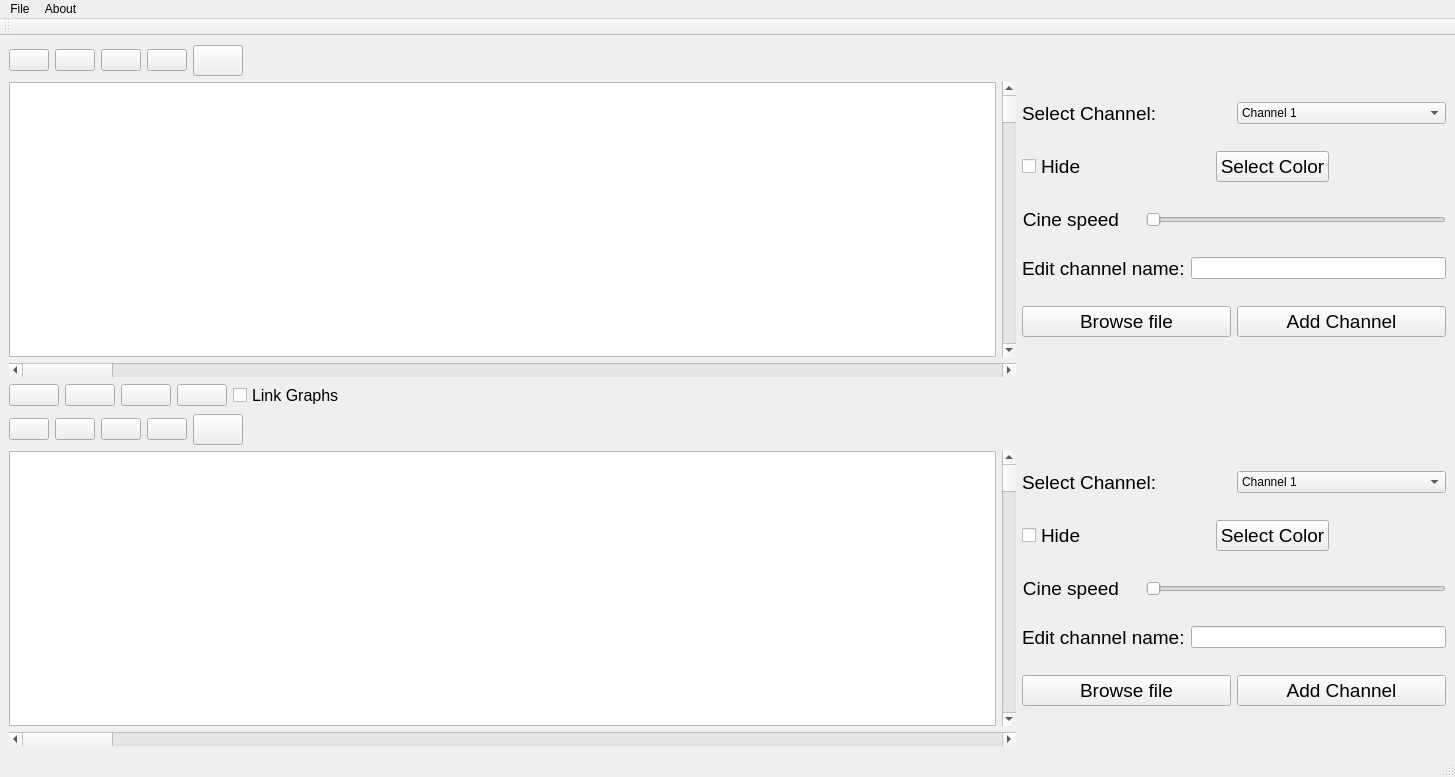
Old version of the form beta.ui in the repository Youssef-Ashraf71/multi-channel-signal-viewer.
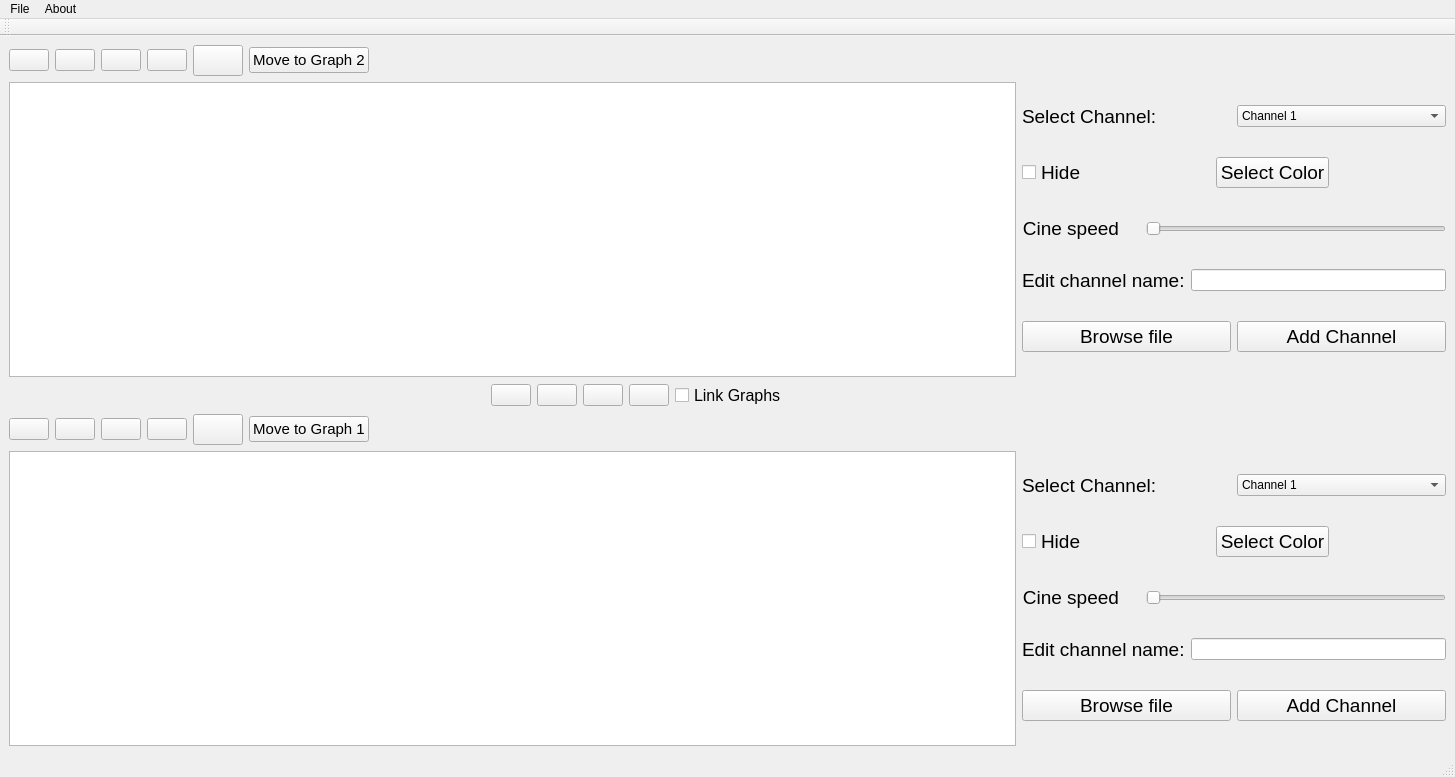
New version of the form. Icons and pictures are not drawn. Custom widgets are drawn as their Qt base class.

```diff
--- a/beta.ui
+++ b/beta.ui
@@ -113,6 +113,18 @@
         </property>
        </widget>
       </item>
+      <item>
+       <widget class="QPushButton" name="moveToGraph2">
+        <property name="font">
+         <font>
+          <pointsize>11</pointsize>
+         </font>
+        </property>
+        <property name="text">
+         <string>Move to Graph 2</string>
+        </property>
+       </widget>
+      </item>
       <item>
        <spacer name="horizontalSpacer_2">
         <property name="orientation">
@@ -130,27 +142,10 @@
     </item>
     <item row="1" column="0">
      <layout class="QGridLayout" name="plotGridLayout1">
-      <item row="2" column="0">
-       <layout class="QHBoxLayout" name="horizontalLayout_4"/>
-      </item>
-      <item row="1" column="0" colspan="2">
-       <widget class="QScrollBar" name="xAxisScrollBar1">
-        <property name="orientation">
-         <enum>Qt::Horizontal</enum>
-        </property>
-       </widget>
-      </item>
       <item row="0" column="0">
        <widget class="PlotWidget" name="plotGraph1"/>
       </item>
       <item row="0" column="1">
-       <widget class="QScrollBar" name="yAxisScrollBar1">
-        <property name="orientation">
-         <enum>Qt::Vertical</enum>
-        </property>
-       </widget>
-      </item>
-      <item row="0" column="2">
        <layout class="QGridLayout" name="gridLayout">
         <item row="0" column="0" colspan="2">
          <layout class="QHBoxLayout" name="horizontalLayout">
@@ -168,6 +163,9 @@
           </item>
           <item>
            <widget class="QComboBox" name="channelList1">
+            <property name="styleSheet">
+             <string notr="true"/>
+            </property>
             <item>
              <property name="text">
               <string>Channel 1</string>
@@ -317,12 +315,28 @@
         </item>
        </layout>
       </item>
+      <item row="1" column="0">
+       <layout class="QHBoxLayout" name="horizontalLayout_4"/>
+      </item>
      </layout>
     </item>
     <item row="2" column="0">
      <layout class="QHBoxLayout" name="horizontalLayout_9">
       <item>
        <layout class="QHBoxLayout" name="horizontalLayout_5">
+        <item>
+         <spacer name="horizontalSpacer_7">
+          <property name="orientation">
+           <enum>Qt::Horizontal</enum>
+          </property>
+          <property name="sizeHint" stdset="0">
+           <size>
+            <width>40</width>
+            <height>20</height>
+           </size>
+          </property>
+         </spacer>
+        </item>
         <item>
          <widget class="QPushButton" name="playPauseLinkBtn">
           <property name="enabled">
@@ -408,6 +422,19 @@
         </property>
        </widget>
       </item>
+      <item>
+       <spacer name="horizontalSpacer_8">
+        <property name="orientation">
+         <enum>Qt::Horizontal</enum>
+        </property>
+        <property name="sizeHint" stdset="0">
+         <size>
+          <width>40</width>
+          <height>20</height>
+         </size>
+        </property>
+       </spacer>
+      </item>
      </layout>
     </item>
     <item row="3" column="0">
@@ -508,6 +535,18 @@
         </property>
        </widget>
       </item>
+      <item>
+       <widget class="QPushButton" name="moveToGraph1">
+        <property name="font">
+         <font>
+          <pointsize>11</pointsize>
+         </font>
+        </property>
+        <property name="text">
+         <string>Move to Graph 1</string>
+        </property>
+       </widget>
+      </item>
       <item>
        <spacer name="horizontalSpacer">
         <property name="orientation">
@@ -525,27 +564,7 @@
     </item>
     <item row="4" column="0">
      <layout class="QGridLayout" name="plotGridLayout1_2">
-      <item row="0" column="0">
-       <widget class="PlotWidget" name="plotGraph2"/>
-      </item>
-      <item row="1" column="0" colspan="2">
-       <widget class="QScrollBar" name="xAxisScrollBar2">
-        <property name="orientation">
-         <enum>Qt::Horizontal</enum>
-        </property>
-       </widget>
-      </item>
       <item row="0" column="1">
-       <widget class="QScrollBar" name="yAxisScrollBar2">
-        <property name="orientation">
-         <enum>Qt::Vertical</enum>
-        </property>
-       </widget>
-      </item>
-      <item row="2" column="0">
-       <layout class="QHBoxLayout" name="horizontalLayout_6"/>
-      </item>
-      <item row="0" column="2">
        <layout class="QGridLayout" name="gridLayout_2">
         <item row="0" column="0" colspan="2">
          <layout class="QHBoxLayout" name="horizontalLayout_8">
@@ -563,6 +582,9 @@
           </item>
           <item>
            <widget class="QComboBox" name="channelList2">
+            <property name="styleSheet">
+             <string notr="true"/>
+            </property>
             <item>
              <property name="text">
               <string>Channel 1</string>
@@ -606,6 +628,9 @@
               <pointsize>14</pointsize>
              </font>
             </property>
+            <property name="styleSheet">
+             <string notr="true"/>
+            </property>
             <property name="text">
              <string>Select Color</string>
             </property>
@@ -712,6 +737,12 @@
         </item>
        </layout>
       </item>
+      <item row="1" column="0">
+       <layout class="QHBoxLayout" name="horizontalLayout_6"/>
+      </item>
+      <item row="0" column="0">
+       <widget class="PlotWidget" name="plotGraph2"/>
+      </item>
      </layout>
     </item>
    </layout>
```
